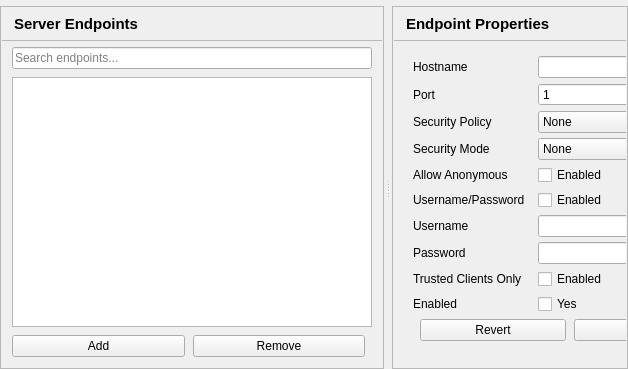
Old version of the form src/ui/pages/endpointspage.ui in the repository sanny32/OpenUaSim.
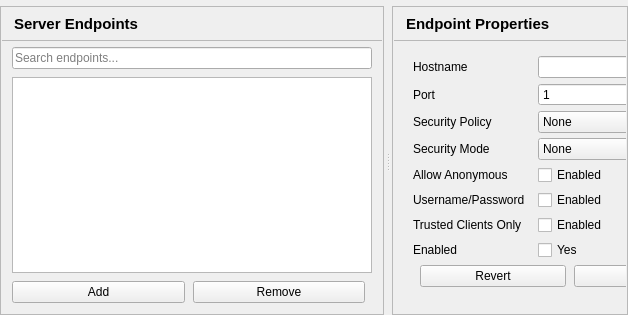
New version of the form.

```diff
--- a/src/ui/pages/endpointspage.ui
+++ b/src/ui/pages/endpointspage.ui
@@ -457,38 +457,13 @@
                </widget>
               </item>
               <item row="6" column="0">
-               <widget class="QLabel" name="usernameLabel">
-                <property name="text">
-                 <string>Username</string>
-                </property>
-               </widget>
-              </item>
-              <item row="6" column="1">
-               <widget class="QLineEdit" name="usernameEdit">
-</widget>
-              </item>
-              <item row="7" column="0">
-               <widget class="QLabel" name="passwordLabel">
-                <property name="text">
-                 <string>Password</string>
-                </property>
-               </widget>
-              </item>
-              <item row="7" column="1">
-               <widget class="QLineEdit" name="passwordEdit">
-                <property name="echoMode">
-                 <enum>QLineEdit::Password</enum>
-                </property>
-               </widget>
-              </item>
-              <item row="8" column="0">
                <widget class="QLabel" name="trustedClientsOnlyLabel">
                 <property name="text">
                  <string>Trusted Clients Only</string>
                 </property>
                </widget>
               </item>
-              <item row="8" column="1">
+              <item row="6" column="1">
                <widget class="QCheckBox" name="trustedClientsOnlyCheck">
                 <property name="toolTip">
                  <string>Reject clients whose certificate is not trusted; they are listed under Rejected Certificates. Applies to every endpoint of the server.</string>
@@ -498,21 +473,21 @@
                 </property>
                </widget>
               </item>
-              <item row="9" column="0">
+              <item row="7" column="0">
                <widget class="QLabel" name="enabledLabel">
                 <property name="text">
                  <string>Enabled</string>
                 </property>
                </widget>
               </item>
-              <item row="9" column="1">
+              <item row="7" column="1">
                <widget class="QCheckBox" name="enabledCheck">
                 <property name="text">
                  <string>Yes</string>
                 </property>
                </widget>
               </item>
-              <item row="10" column="0" colspan="2">
+              <item row="8" column="0" colspan="2">
            <layout class="QHBoxLayout" name="propertiesButtonsLayout">
             <property name="spacing">
              <number>8</number>
```
Left out of the diff: 3 changed lines with no effect on the pictures.
